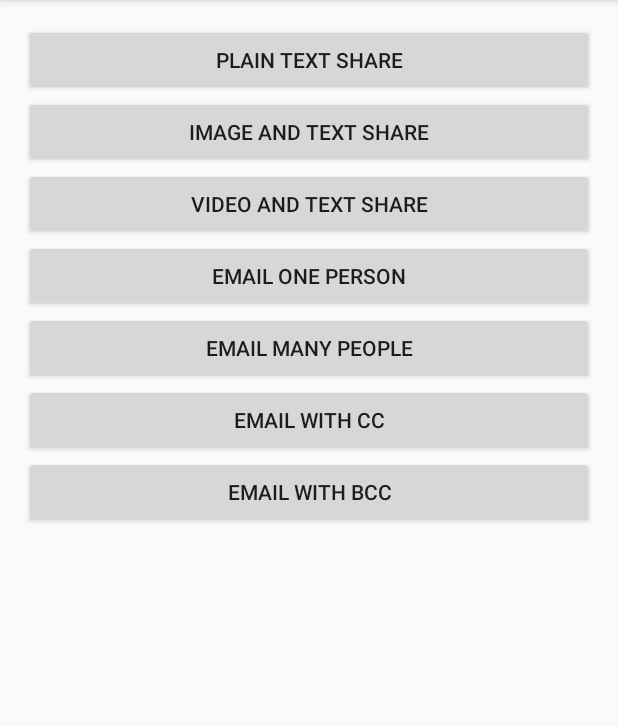
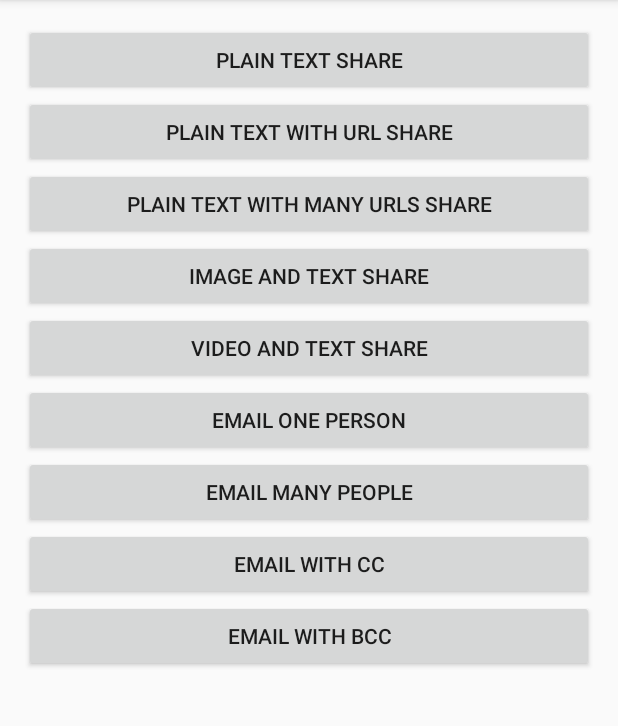
Before and after one commit to jtribe/shelly, an Android app: the screen it shows after launch (MainActivity), after a tap on "PLAIN TEXT SHARE", on a phone screen of 412 x 824 dp, the part 84-810 px from its top. Run offline under Robolectric (Android 15) with nearby library versions, the phone set to English and light mode, and no system bars.

Commit message:
Add ability to add urls to a social share. Urls are appended to the end of the text to share.

```diff
--- a/sample/src/main/java/au/com/jtribe/shelly/sample/MainActivity.java
+++ b/sample/src/main/java/au/com/jtribe/shelly/sample/MainActivity.java
@@ -23,6 +23,26 @@ public class MainActivity extends AppCompatActivity {
             public void onClick(View v) {
                 Shelly.share(MainActivity.this)
                         .text("Testing Plain Text")
+                        .send();
+            }
+        });
+
+        findViewById(R.id.plain_text_and_url_share_button).setOnClickListener(new View.OnClickListener() {
+            @Override
+            public void onClick(View v) {
+                Shelly.share(MainActivity.this)
+                        .text("Testing Link Text")
+                        .url("http://www.jtribe.com.au")
+                        .send();
+            }
+        });
+
+        findViewById(R.id.plain_text_and_many_urls_share_button).setOnClickListener(new View.OnClickListener() {
+            @Override
+            public void onClick(View v) {
+                Shelly.share(MainActivity.this)
+                        .text("Testing Link Text")
+                        .url("http://www.jtribe.com.au", "http://www.another.url.com")
                         .send();
             }
         });
--- a/sample/src/main/res/layout/activity_main.xml
+++ b/sample/src/main/res/layout/activity_main.xml
@@ -14,6 +14,18 @@
         android:layout_width="match_parent"
         android:layout_height="wrap_content"
         android:text="Plain Text Share" />
+
+    <Button
+        android:id="@+id/plain_text_and_url_share_button"
+        android:layout_width="match_parent"
+        android:layout_height="wrap_content"
+        android:text="Plain Text With URL Share" />
+
+    <Button
+        android:id="@+id/plain_text_and_many_urls_share_button"
+        android:layout_width="match_parent"
+        android:layout_height="wrap_content"
+        android:text="Plain Text With Many URLs Share" />
 
     <Button
         android:id="@+id/image_and_text_share_button"
--- a/shelly/src/main/java/au/com/jtribe/shelly/SocialShare.java
+++ b/shelly/src/main/java/au/com/jtribe/shelly/SocialShare.java
@@ -4,6 +4,10 @@ import android.content.Context;
 import android.content.Intent;
 import android.net.Uri;
 import android.os.Build;
+
+import java.util.ArrayList;
+import java.util.Arrays;
+import java.util.List;
 
 /**
  * Represents a basic share of text, image, or video.
@@ -13,10 +17,12 @@ public final class SocialShare {
     private String text;
     private Uri uri;
     private String mimeType;
+    private List<String> urlList;
 
     SocialShare(Context context) {
         this.context = context;
         this.mimeType = Mime.PLAIN_TEXT;
+        this.urlList = new ArrayList<>();
     }
 
     /**
@@ -29,6 +35,27 @@ public final class SocialShare {
         if (text == null) throw new IllegalArgumentException("text == null");
 
         this.text = text;
+        return this;
+    }
+
+    /**
+     * Adds one or more urls to share. These will be appended to the end of the share text. e.g.
+     * <pre>
+     * Shelly.share(context)
+     *      .text("text to share")
+     *      .url("http://www.jtribe.com.au")
+     *      .send();
+     * </pre>
+     * Will share the text: "text to share http://www.jtribe.com.au"
+     * You can share as many urls as you want and they will be appended in the same way.
+     *
+     * @param url Url to share.
+     * @return Object this method was called on for method chaining.
+     */
+    public SocialShare url(String... url) {
+        if (url == null) throw new IllegalArgumentException("url == null");
+
+        this.urlList.addAll(Arrays.asList(url));
         return this;
     }
 
@@ -68,7 +95,9 @@ public final class SocialShare {
     public void send() {
         Intent shareIntent = new Intent(Intent.ACTION_SEND);
         shareIntent.setType(this.mimeType);
-        shareIntent.putExtra(Intent.EXTRA_TEXT, this.text);
+
+
+        shareIntent.putExtra(Intent.EXTRA_TEXT, buildText());
 
         if (this.uri != null) {
             shareIntent.putExtra(Intent.EXTRA_STREAM, this.uri);
@@ -83,4 +112,16 @@ public final class SocialShare {
 
         this.context.startActivity(shareIntent);
     }
+
+    private String buildText() {
+        if (this.urlList.isEmpty()) {
+            return this.text;
+        }
+
+        StringBuilder text = new StringBuilder(this.text);
+        for (int i = 0, count = this.urlList.size(); i < count; i++) {
+            text.append(" ").append(this.urlList.get(i));
+        }
+        return text.toString();
+    }
 }
```
